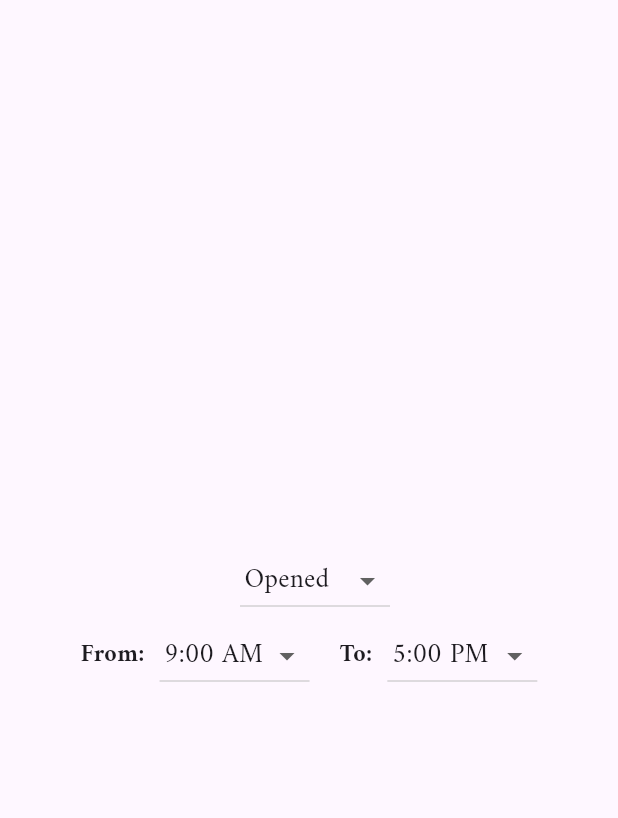
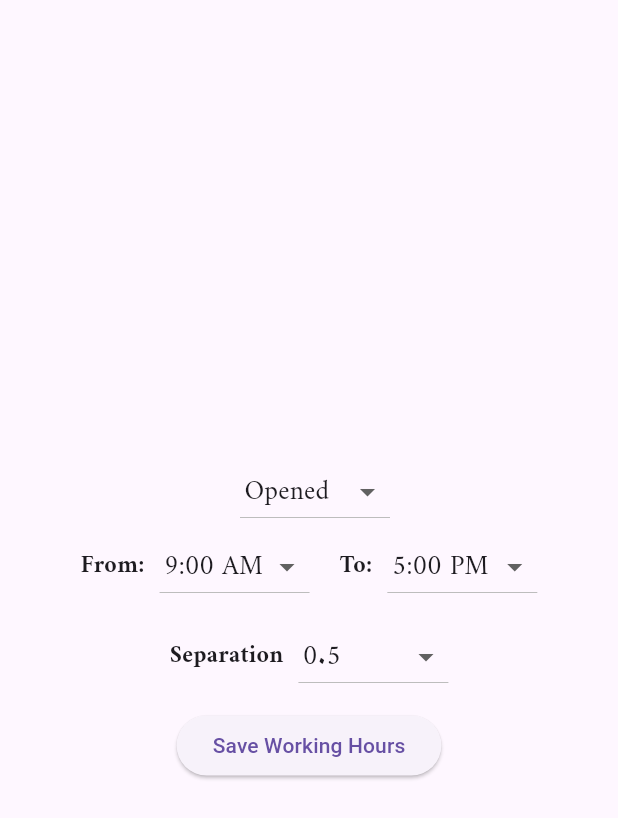
Before and after one commit to shadi26/reservemanager, a Flutter app: the DaySchedule widget shown alone on an empty page, opened directly with empty values, on a phone screen of 412 x 824 dp. Shown: the top 818 px of the screen. Run offline on Flutter 3.47's test engine with Material 3 defaults, Android fonts, the phone set to English and light mode, and no system bars; drawn by our look-alikes of dropdown_button2; our stand-ins replace animate_do, audioplayers, auto_size_text, cached_network_image, carousel_slider, cloud_firestore and 25 more; missing offline and left inert: flutter_facebook_auth, json_path; accounts and stored records are empty; generated files the repository leaves out were written again.

Commit message:
fixing hours list and creating set payment

```diff
--- a/lib/Need to fix (Manager).txt
+++ b/lib/Need to fix (Manager).txt
@@ -0,0 +1,2 @@
+
+vacation days with calendar
--- a/lib/pages/DateReservation/DateReservation.dart
+++ b/lib/pages/DateReservation/DateReservation.dart
@@ -11,7 +11,6 @@ import 'package:reserve/Notifiers/CurrentPageProvider.dart';
 import 'package:reserve/Notifiers/SelectedLanguage.dart';
 import 'package:reserve/Notifiers/SelectedServiceIdProvider.dart';
 import 'package:reserve/Notifiers/UserIdProvider.dart';
-import 'package:reserve/CustomWidgets/CustomDrawer.dart';
 import 'package:reserve/CustomWidgets/MyCustomCalendar.dart';
 import 'package:reserve/app_state.dart';
 import 'package:reserve/flutter_flow/flutter_flow_model.dart';
@@ -39,7 +38,10 @@ class _ReservationPage1WidgetState extends State<ReservationPage1Widget> {
   late String closingTime;
   late String cardStatus;
   Map<String, dynamic> cardData = {};
-  bool isContainerVisible = false;
+  bool isScheduleVisible = false;
+  bool isPaymentVisible = false;
+  TextEditingController paymentController = TextEditingController();
+
 
   final scaffoldKey = GlobalKey<ScaffoldState>();
 
@@ -60,7 +62,7 @@ class _ReservationPage1WidgetState extends State<ReservationPage1Widget> {
   }
 
   Widget buildScheduleContainer(Map<String, dynamic> cardData) {
-    return isContainerVisible
+    return isScheduleVisible
         ? Padding(
       padding: const EdgeInsets.all(8.0),
       child: Container(
@@ -100,7 +102,7 @@ class _ReservationPage1WidgetState extends State<ReservationPage1Widget> {
               ),
             ),
             SizedBox(height: 10.0),
-            for (String day in ['Monday', 'Tuesday', 'Wednesday', 'Thursday', 'Friday'])
+            for (String day in ['Sunday','Monday', 'Tuesday', 'Wednesday', 'Thursday', 'Friday'])
               Column(
                 children: [
                   DaySchedule(
@@ -117,7 +119,7 @@ class _ReservationPage1WidgetState extends State<ReservationPage1Widget> {
               ),
             IconButton(
               icon: Icon(
-                isContainerVisible
+                isScheduleVisible
                     ? Icons.keyboard_arrow_up
                     : Icons.keyboard_arrow_down,
                 size: 30.0,
@@ -127,6 +129,104 @@ class _ReservationPage1WidgetState extends State<ReservationPage1Widget> {
           ],
         ),
 
+      ),
+    )
+        : Container();
+  }
+  Widget buildpaymentContainer() {
+    return isPaymentVisible
+        ? Padding(
+      padding: const EdgeInsets.all(8.0),
+      child: Container(
+        decoration: BoxDecoration(
+          color: Colors.white,
+          border: Border.all(
+            color: Colors.grey.withOpacity(0.6),
+            width: 1.2,
+          ),
+          borderRadius: BorderRadius.circular(10.0),
+          boxShadow: [
+            BoxShadow(
+              color: Colors.grey.withOpacity(0.5),
+              spreadRadius: 2,
+              blurRadius: 10,
+              offset: Offset(0, 5), // Adjust the offset if needed
+            ),
+          ],
+        ),
+        padding: EdgeInsets.all(16.0),
+        child: Column(
+          mainAxisAlignment: MainAxisAlignment.center,
+          children: [
+            // Add your payment-related UI elements here
+            Text(
+              'Specify the amount of payment:',
+              style: TextStyle(
+                fontSize: 18.0,
+                fontWeight: FontWeight.bold,
+              ),
+            ),
+            SizedBox(height: 10.0),
+
+            Padding(
+              padding: const EdgeInsets.fromLTRB(50.0, 5.0, 50.0, 5.0),
+              child: Divider(
+                color: Colors.grey.withOpacity(0.6),
+                thickness: 1.2,
+              ),
+            ),
+            SizedBox(height: 10.0),
+            Container(
+              width: 200.0,
+              child: TextField(
+                controller: paymentController,
+                decoration: InputDecoration(
+                  hintText: 'Enter amount',
+                  border: OutlineInputBorder(
+                    borderRadius: BorderRadius.circular(30),
+                    borderSide: BorderSide(
+                      color: Colors.grey.withOpacity(0.6),
+                    ),
+                  ),
+                ),
+                keyboardType: TextInputType.number,
+              ),
+            ),
+            SizedBox(height: 10.0),
+            ElevatedButton(
+              onPressed: () {
+                // Close the keyboard
+                FocusScope.of(context).unfocus();
+
+                // Retrieve the entered amount from the TextField
+                String paymentAmount = paymentController.text;
+
+                // Check if the TextField is not empty
+                if (paymentAmount.isNotEmpty) {
+                  // Add logic to save the payment amount
+                  // Perform your saving logic here
+                } else {
+                  // Display a message or perform any action when the TextField is empty
+                  print('Please enter a valid payment amount.');
+                }
+              },
+              child: Text('Save Payment'),
+            ),
+
+
+            SizedBox(height: 10.0),
+
+            IconButton(
+              icon: Icon(
+                isPaymentVisible
+                    ? Icons.keyboard_arrow_up
+                    : Icons.keyboard_arrow_down,
+                size: 30.0,
+              ),
+              onPressed: togglePaymentContainerVisibility,
+            ),
+          ],
+        ),
       ),
     )
         : Container();
@@ -181,7 +281,13 @@ class _ReservationPage1WidgetState extends State<ReservationPage1Widget> {
   // Function to toggle the visibility of the schedule container
   void toggleScheduleContainerVisibility() {
     setState(() {
-      isContainerVisible = !isContainerVisible;
+      isScheduleVisible = !isScheduleVisible;
+    });
+  }
+  // Function to toggle the visibility of the schedule container
+  void togglePaymentContainerVisibility() {
+    setState(() {
+      isPaymentVisible = !isPaymentVisible;
     });
   }
 
@@ -337,7 +443,7 @@ class _ReservationPage1WidgetState extends State<ReservationPage1Widget> {
                   ),
 
                   // Button to toggle the visibility of the schedule container
-                  if (!isContainerVisible)
+                  if (!isScheduleVisible)
                   Container(
                     width: 250,
                     decoration: BoxDecoration(
@@ -365,7 +471,7 @@ class _ReservationPage1WidgetState extends State<ReservationPage1Widget> {
                         SizedBox(width: 8.0),
                         IconButton(
                           icon: Icon(
-                            isContainerVisible
+                            isScheduleVisible
                                 ? Icons.keyboard_arrow_up
                                 : Icons.keyboard_arrow_down,
                             size: 30.0,
@@ -376,6 +482,46 @@ class _ReservationPage1WidgetState extends State<ReservationPage1Widget> {
                     ),
                   ),
                   buildScheduleContainer(cardData),
+                  SizedBox(height: 20.0,),
+                  if (!isPaymentVisible)
+                    Container(
+                      width: 250,
+                      decoration: BoxDecoration(
+                        color: Colors.white,
+                        borderRadius: BorderRadius.circular(30),
+                        boxShadow: [
+                          BoxShadow(
+                            color: Colors.grey.withOpacity(0.5),
+                            spreadRadius: 3,
+                            blurRadius: 5,
+                            offset: Offset(0, 3),
+                          ),
+                        ],
+                      ),
+                      child: Row(
+                        mainAxisAlignment: MainAxisAlignment.center,
+                        children: [
+                          Text(
+                            'Payment Settings',
+                            style: TextStyle(
+                              fontSize: 18.0,
+                              fontWeight: FontWeight.bold,
+                            ),
+                          ),
+                          SizedBox(width: 8.0),
+                          IconButton(
+                            icon: Icon(
+                              isPaymentVisible
+                                  ? Icons.keyboard_arrow_up
+                                  : Icons.keyboard_arrow_down,
+                              size: 30.0,
+                            ),
+                            onPressed: togglePaymentContainerVisibility,
+                          ),
+                        ],
+                      ),
+                    ),
+                  buildpaymentContainer(),
                   Container(
                     width: double.infinity,
                     margin: EdgeInsets.all(16.0),
@@ -436,51 +582,31 @@ class _ReservationPage1WidgetState extends State<ReservationPage1Widget> {
   }
 }
 
-class DaySchedule extends StatefulWidget {
-  final String day;
-  final String hours;
+class CustomDropdown extends StatelessWidget {
+  final String value;
+  final Function(String) onChanged;
+  final List<String> items;
 
-  DaySchedule({required this.day, required this.hours});
-
-  @override
-  _DayScheduleState createState() => _DayScheduleState();
-}
-
-class _DayScheduleState extends State<DaySchedule> {
-  String selectedOption = 'Opened';
-  String selectedOpeningHour = '9:00 AM';
-  String selectedClosingHour = '5:00 PM';
+  CustomDropdown({
+    required this.value,
+    required this.onChanged,
+    required this.items,
+  });
 
   @override
   Widget build(BuildContext context) {
-    return Container(
-      child: Column(
-        mainAxisAlignment: MainAxisAlignment.center, // Center the content horizontally
-        children: [
-          Row(
-            mainAxisAlignment: MainAxisAlignment.center, // Center the content horizontally
-            children: [
-              Text(
-                widget.day,
-                style: TextStyle(
-                  fontSize: 20.0,
-                  fontWeight: FontWeight.bold,
-                  fontFamily: 'Amiri',
-                ),
-              ),
-              SizedBox(width: 8.0),
-              DropdownButton2<String>(
+    return DropdownButton2<String>(
       isExpanded: true,
-                value: selectedOption,
+      value: value,
       onChanged: (value) {
-                  setState(() {
-                    selectedOption = value!;
-                  });
+        onChanged(value!);
       },
-                items: ['Opened', 'Closed'].map<DropdownMenuItem<String>>((String value) {
+      items: items.map<DropdownMenuItem<String>>((String value) {
         return DropdownMenuItem<String>(
           value: value,
-                    child: Text(value,style: TextStyle(
+          child: Text(
+            value,
+            style: TextStyle(
               fontFamily: 'Amiri',
               fontSize: 18.0,
             ),
@@ -493,7 +619,6 @@ class _DayScheduleState extends State<DaySchedule> {
         padding: const EdgeInsets.only(left: 3.0, right: 3.0),
         decoration: BoxDecoration(
           borderRadius: BorderRadius.circular(10),
-
           color: Colors.transparent,
         ),
         elevation: 0,
@@ -516,13 +641,133 @@ class _DayScheduleState extends State<DaySchedule> {
         height: 30,
         padding: EdgeInsets.only(left: 10, right: 10),
       ),
+    );
+  }
+}
+
+class DaySchedule extends StatefulWidget {
+  final String day;
+  final String hours;
+
+  DaySchedule({required this.day, required this.hours});
+
+  @override
+  _DayScheduleState createState() => _DayScheduleState();
+}
+
+class _DayScheduleState extends State<DaySchedule> {
+  String selectedOption = 'Opened';
+  String selectedOpeningHour = '9:00 AM';
+  String selectedClosingHour = '5:00 PM';
+  String separation = '0.5';
+  // List to store working hours for each day
+  List<Map<String, dynamic>> workingHoursMapList = [];
+
+  // Function to save working hours to the list
+  void saveWorkingHoursToList() {
+    try {
+      // Split the selected hours into components
+      List<String> openingComponents = selectedOpeningHour.split(':');
+      List<String> closingComponents = selectedClosingHour.split(':');
+
+      // Parse hours and minutes
+      int openingHour = int.parse(openingComponents[0]);
+      int openingMinute = int.parse(openingComponents[1].split(' ')[0]); // Remove non-numeric characters
+      String openingPeriod = openingComponents[1].split(' ')[1];
+
+      int closingHour = int.parse(closingComponents[0]);
+      int closingMinute = int.parse(closingComponents[1].split(' ')[0]); // Remove non-numeric characters
+      String closingPeriod = closingComponents[1].split(' ')[1];
+
+      // Adjust hours based on AM or PM
+      if (openingPeriod == 'PM' && openingHour != 12) {
+        openingHour += 12;
+      }
+
+      if (closingPeriod == 'PM' && closingHour != 12) {
+        closingHour += 12;
+      }
+
+      // Calculate total opening and closing minutes
+      int totalOpeningMinutes = openingHour * 60 + openingMinute;
+      int totalClosingMinutes = closingHour * 60 + closingMinute;
+
+      // Calculate working hours based on separation
+      double separationHours = double.parse(separation);
+
+      // Generate the list of separated hours
+      List<String> separatedHoursList = [];
+      for (int i = 0; i <= totalClosingMinutes - totalOpeningMinutes; i += (separationHours * 60).round()) {
+        int currentMinute = totalOpeningMinutes + i;
+        int currentHour = currentMinute ~/ 60;
+        int remainingMinutes = currentMinute % 60;
+
+        // Convert back to 12-hour format with AM or PM
+        String period = currentHour < 12 ? 'AM' : 'PM';
+        currentHour = currentHour % 12;
+        currentHour = currentHour == 0 ? 12 : currentHour;
+
+        separatedHoursList.add('${currentHour.toString().padLeft(2, '0')}:${remainingMinutes.toString().padLeft(2, '0')} $period');
+      }
+
+      // Save working hours data in the map
+      Map<String, dynamic> workingHoursData = {
+        'day': widget.day,
+        'selectedOption': selectedOption,
+        'selectedOpeningHour': selectedOpeningHour,
+        'selectedClosingHour': selectedClosingHour,
+        'separation': separation,
+        'separatedHoursList': separatedHoursList,
+      };
+
+      // Add the map to the list
+      workingHoursMapList.add(workingHoursData);
+
+      // Print the working hours data
+      print('Working Hours Data for ${widget.day}: $workingHoursData');
+    } catch (e, stackTrace) {
+      // Print the exception details for debugging
+      print('Exception during parsing: $e');
+      print('Stack trace: $stackTrace');
+    }
+  }
+
+
+
+
+  @override
+  Widget build(BuildContext context) {
+    return Container(
+      child: Column(
+        mainAxisAlignment: MainAxisAlignment.center,
+        children: [
+          Row(
+            mainAxisAlignment: MainAxisAlignment.center,
+            children: [
+              Text(
+                widget.day,
+                style: TextStyle(
+                  fontSize: 20.0,
+                  fontWeight: FontWeight.bold,
+                  fontFamily: 'Amiri',
+                ),
+              ),
+              SizedBox(width: 8.0),
+              CustomDropdown(
+                value: selectedOption,
+                onChanged: (value) {
+                  setState(() {
+                    selectedOption = value;
+                  });
+                },
+                items: ['Opened', 'Closed'],
               ),
             ],
           ),
 
           if (selectedOption == 'Opened') ...[
             Row(
-              mainAxisAlignment: MainAxisAlignment.center, // Center the content horizontally
+              mainAxisAlignment: MainAxisAlignment.center,
               children: [
                 Text(
                   'From:',
@@ -533,54 +778,14 @@ class _DayScheduleState extends State<DaySchedule> {
                   ),
                 ),
                 SizedBox(width: 10.0),
-                DropdownButton2<String>(
-                  isExpanded: true,
+                CustomDropdown(
                   value: selectedOpeningHour,
                   onChanged: (value) {
                     setState(() {
-                      selectedOpeningHour = value!;
+                      selectedOpeningHour = value;
                     });
                   },
-                  items: ['9:00 AM', '10:00 AM', '11:00 AM', '12:00 PM', '1:00 PM', '2:00 PM', '3:00 PM', '4:00 PM', '5:00 PM']
-                      .map<DropdownMenuItem<String>>((String value) {
-                    return DropdownMenuItem<String>(
-                      value: value,
-                      child: Text(value,style: TextStyle(
-                        fontFamily: 'Amiri',
-                        fontSize: 18.0,
-                      ),
-                      ),
-                    );
-                  }).toList(),
-                  buttonStyleData: ButtonStyleData(
-                    height: 50.0,
-                    width: 100.0,
-                    padding: const EdgeInsets.only(left: 3.0, right: 3.0),
-                    decoration: BoxDecoration(
-                      borderRadius: BorderRadius.circular(10),
-
-                      color: Colors.transparent,
-                    ),
-                    elevation: 0,
-                  ),
-                  dropdownStyleData: DropdownStyleData(
-                    maxHeight: 200,
-                    width: 100.0,
-                    decoration: BoxDecoration(
-                      borderRadius: BorderRadius.circular(10),
-                      color: Colors.white,
-                    ),
-                    offset: const Offset(0, 0),
-                    scrollbarTheme: ScrollbarThemeData(
-                      radius: const Radius.circular(20),
-                      thickness: MaterialStateProperty.all<double>(4),
-                      thumbVisibility: MaterialStateProperty.all<bool>(true),
-                    ),
-                  ),
-                  menuItemStyleData: const MenuItemStyleData(
-                    height: 30,
-                    padding: EdgeInsets.only(left: 10, right: 10),
-                  ),
+                  items: ['9:00 AM', '10:00 AM', '11:00 AM', '12:00 PM', '1:00 PM', '2:00 PM', '3:00 PM', '4:00 PM', '5:00 PM'],
                 ),
                 SizedBox(width: 20.0),
                 Text(
@@ -592,58 +797,52 @@ class _DayScheduleState extends State<DaySchedule> {
                   ),
                 ),
                 SizedBox(width: 10.0),
-                DropdownButton2<String>(
-                  isExpanded: true,
+                CustomDropdown(
                   value: selectedClosingHour,
                   onChanged: (value) {
                     setState(() {
-                      selectedClosingHour = value!;
+                      selectedClosingHour = value;
                     });
                   },
-                  items: ['9:00 AM', '10:00 AM', '11:00 AM', '12:00 PM', '1:00 PM', '2:00 PM', '3:00 PM', '4:00 PM', '5:00 PM']
-                      .map<DropdownMenuItem<String>>((String value) {
-                    return DropdownMenuItem<String>(
-                      value: value,
-                      child: Text(value,style: TextStyle(
-                        fontFamily: 'Amiri',
-                        fontSize: 18.0,
-                      ),
-                      ),
-                    );
-                  }).toList(),
-                  buttonStyleData: ButtonStyleData(
-                    height: 50.0,
-                    width: 100.0,
-                    padding: const EdgeInsets.only(left: 3.0, right: 3.0),
-                    decoration: BoxDecoration(
-                      borderRadius: BorderRadius.circular(10),
-
-                      color: Colors.transparent,
-                    ),
-                    elevation: 0,
-                  ),
-                  dropdownStyleData: DropdownStyleData(
-                    maxHeight: 200,
-                    width: 100.0,
-                    decoration: BoxDecoration(
-                      borderRadius: BorderRadius.circular(10),
-                      color: Colors.white,
-                    ),
-                    offset: const Offset(0, 0),
-                    scrollbarTheme: ScrollbarThemeData(
-                      radius: const Radius.circular(20),
-                      thickness: MaterialStateProperty.all<double>(4),
-                      thumbVisibility: MaterialStateProperty.all<bool>(true),
-                    ),
-                  ),
-                  menuItemStyleData: const MenuItemStyleData(
-                    height: 30,
-                    padding: EdgeInsets.only(left: 10, right: 10),
-                  ),
+                  items: ['9:00 AM', '10:00 AM', '11:00 AM', '12:00 PM', '1:00 PM', '2:00 PM', '3:00 PM', '4:00 PM', '5:00 PM'],
                 ),
               ],
             )
           ],
+
+          SizedBox(height: 10.0),
+          Row(
+            mainAxisAlignment: MainAxisAlignment.center,
+            children: [
+              Text(
+                'Separation',
+                style: TextStyle(
+                  fontSize: 16.0,
+                  fontWeight: FontWeight.bold,
+                  fontFamily: 'Amiri',
+                ),
+              ),
+              SizedBox(width: 10.0,),
+              CustomDropdown(
+                value: separation,
+                onChanged: (value) {
+                  setState(() {
+                    separation = value;
+                  });
+                },
+                items: ['0.5', '1.0', '1.5', '2', '2.5'],
+              ),
+            ],
+          ),
+
+          SizedBox(height: 10.0),
+          ElevatedButton(
+            onPressed: () {
+              // Call the function to save working hours to the list
+              saveWorkingHoursToList();
+            },
+            child: Text('Save Working Hours'),
+          ),
         ],
       ),
     );
```
Lines whose indentation alone changed are shown as unchanged.
